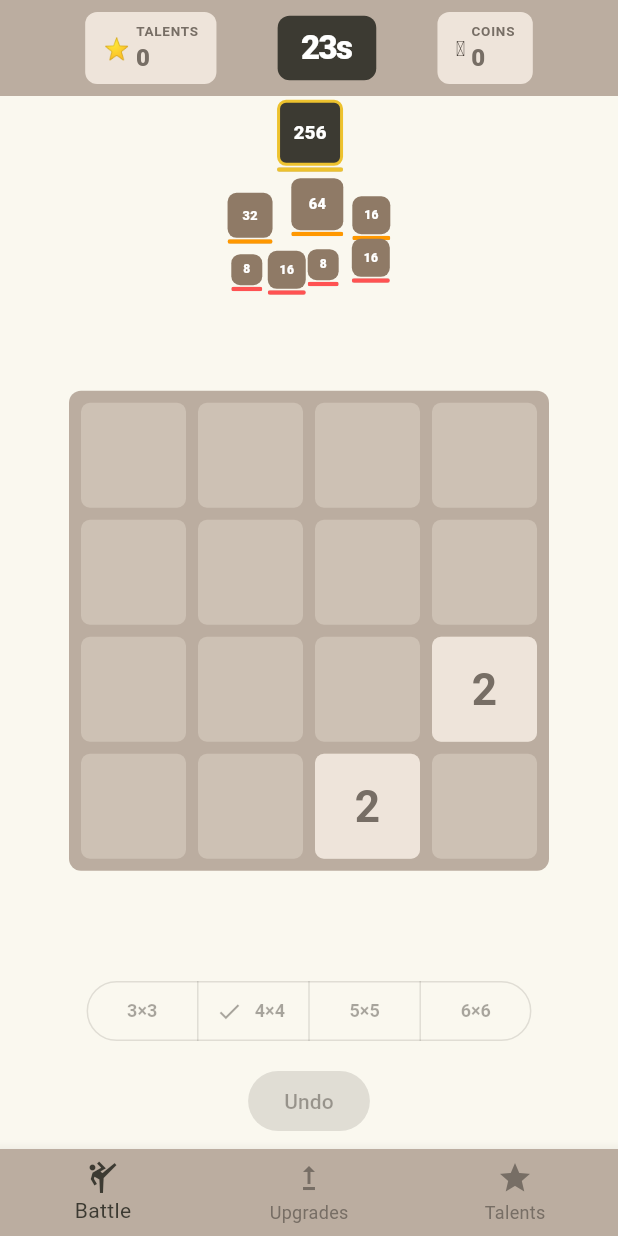
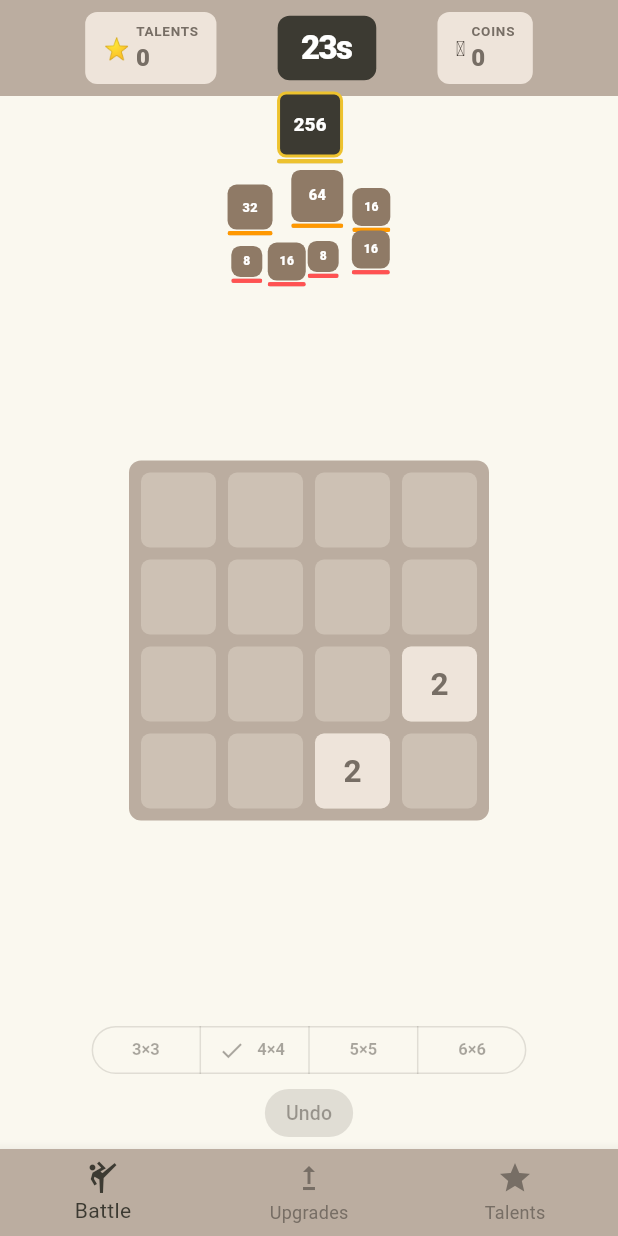
Before and after one commit to paulent1y/test_repo_from_template, a Flutter app: the screen it shows after launch, on a phone screen of 412 x 824 dp. Run offline on Flutter 3.47's test engine with Material 3 defaults, Android fonts, the phone set to English and light mode, and no system bars.

Commit message:
fix: no mid-run spawns, n-1 cap, compact UI, smaller board
Enemies no longer spawn during a run — wave advance removed. Full swarm
visible from start; dead enemies simply disappear. Enemy n capped at
bossN-1 so no enemy ever equals or exceeds boss strength.

Board clamped 120–240dp (was 160–320dp). Pyramid area 110dp. ControlBar
uses compact density, smaller font, tighter padding. Vertical padding
around controls halved.

Co-Authored-By: Claude Sonnet 4.6 <noreply@anthropic.com>

```diff
--- a/lib/roguelite/enemy_factory.dart
+++ b/lib/roguelite/enemy_factory.dart
@@ -7,36 +7,30 @@ class EnemyFactory {
   static int _idCounter = 0;
   static int _newId() => ++_idCounter;
 
-  static List<Enemy> initialPyramid(Random rng) {
+  static List<Enemy> initialPyramid(Random rng, {required int bossMaxHp}) {
+    final bossN = (log(bossMaxHp.toDouble()) / log(2)).round(); // 8 for 256
+    final maxEnemyN = (bossN - 1).clamp(2, 99);
+
     final enemies = <Enemy>[];
-    // Front row (pyramidRow=2): 4 enemies, n in [2,4]
+    // Front row (pyramidRow=2): 4 enemies, n in [2, min(4, maxEnemyN)]
     for (var col = 0; col < 4; col++) {
-      final n = 2 + rng.nextInt(3); // 2,3,4
+      final n = (2 + rng.nextInt(3)).clamp(2, maxEnemyN); // 2,3,4 capped
       enemies.add(_make(rng, n: n, isBoss: false, row: 2, col: col));
     }
-    // Mid row (pyramidRow=1): 3 enemies, n in [4,6]
+    // Mid row (pyramidRow=1): 3 enemies, n in [4, min(6, maxEnemyN)]
     for (var col = 0; col < 3; col++) {
-      final n = 4 + rng.nextInt(3); // 4,5,6
+      final base = 4.clamp(2, maxEnemyN);
+      final spread = (min(6, maxEnemyN) - base).clamp(0, 99);
+      final n = base + (spread > 0 ? rng.nextInt(spread + 1) : 0);
       enemies.add(_make(rng, n: n, isBoss: false, row: 1, col: col));
     }
     // Boss (pyramidRow=0)
-    enemies.add(_make(rng, n: 8, isBoss: true, row: 0, col: 0));
-    return enemies;
-  }
-
-  static List<Enemy> spawnBackRow(Random rng, int difficulty) {
-    final enemies = <Enemy>[];
-    // New back row at pyramidRow=1 (mid), 3 enemies, difficulty bumps n range
-    final base = 4 + difficulty.clamp(0, 4);
-    for (var col = 0; col < 3; col++) {
-      final n = base + rng.nextInt(3);
-      enemies.add(_make(rng, n: n, isBoss: false, row: 1, col: col));
-    }
+    enemies.add(_make(rng, n: bossN, isBoss: true, row: 0, col: 0));
     return enemies;
   }
 
   static Enemy spawnBoss(Random rng, int bossMaxHp) {
-    final n = (log(bossMaxHp) / log(2)).round();
+    final n = (log(bossMaxHp.toDouble()) / log(2)).round();
     return Enemy(
       id: _newId(),
       hp: bossMaxHp,
--- a/lib/roguelite/enemy_pyramid_widget.dart
+++ b/lib/roguelite/enemy_pyramid_widget.dart
@@ -23,7 +23,7 @@ class EnemyPyramidWidget extends StatelessWidget {
     final front = alive.where((e) => !e.isBoss && e.pyramidRow == 2).toList();
 
     return SizedBox(
-      height: 135,
+      height: 110,
       child: Column(
         mainAxisAlignment: MainAxisAlignment.center,
         children: [
--- a/lib/roguelite/roguelite_screen.dart
+++ b/lib/roguelite/roguelite_screen.dart
@@ -248,7 +248,7 @@ class _BattleView extends StatelessWidget {
                   child: LayoutBuilder(
                     builder: (context, box) {
                       final boardSize =
-                          min(box.maxWidth, box.maxHeight).clamp(160.0, 320.0);
+                          min(box.maxWidth, box.maxHeight).clamp(120.0, 240.0);
                       onBoardSized(boardSize);
                       return SizedBox(
                         key: boardKey,
@@ -265,7 +265,7 @@ class _BattleView extends StatelessWidget {
               ),
             ),
             Padding(
-              padding: const EdgeInsets.symmetric(vertical: 8),
+              padding: const EdgeInsets.symmetric(vertical: 4),
               child: ControlBar(
                 gridSize: ctrl.gridSize,
                 canUndo: ctrl.canUndo && rs.isRunning,
--- a/lib/ui/control_bar.dart
+++ b/lib/ui/control_bar.dart
@@ -21,6 +21,7 @@ class ControlBar extends StatelessWidget {
   @override
   Widget build(BuildContext context) {
     return Column(
+      mainAxisSize: MainAxisSize.min,
       children: [
         SegmentedButton<int>(
           segments: const [
@@ -33,12 +34,17 @@ class ControlBar extends StatelessWidget {
           onSelectionChanged:
               gridSizeEnabled ? (s) => onSizeChanged(s.first) : null,
           style: ButtonStyle(
+            visualDensity: VisualDensity.compact,
+            tapTargetSize: MaterialTapTargetSize.shrinkWrap,
             textStyle: WidgetStateProperty.all(
-              const TextStyle(fontWeight: FontWeight.w600, fontSize: 12),
+              const TextStyle(fontWeight: FontWeight.w600, fontSize: 11),
+            ),
+            padding: WidgetStateProperty.all(
+              const EdgeInsets.symmetric(horizontal: 6, vertical: 0),
             ),
           ),
         ),
-        const SizedBox(height: 12),
+        const SizedBox(height: 6),
         Row(
           mainAxisAlignment: MainAxisAlignment.center,
           children: [
@@ -47,14 +53,20 @@ class ControlBar extends StatelessWidget {
                 onPressed: () => onNewGame!(gridSize),
                 style: FilledButton.styleFrom(
                   backgroundColor: const Color(0xFF8F7A66),
+                  visualDensity: VisualDensity.compact,
+                  padding: const EdgeInsets.symmetric(horizontal: 14, vertical: 6),
                 ),
-                child: const Text('New Game'),
+                child: const Text('New Game', style: TextStyle(fontSize: 13)),
               ),
-              const SizedBox(width: 12),
+              const SizedBox(width: 10),
             ],
             FilledButton.tonal(
               onPressed: canUndo ? onUndo : null,
-              child: const Text('Undo'),
+              style: FilledButton.styleFrom(
+                visualDensity: VisualDensity.compact,
+                padding: const EdgeInsets.symmetric(horizontal: 14, vertical: 6),
+              ),
+              child: const Text('Undo', style: TextStyle(fontSize: 13)),
             ),
           ],
         ),
--- a/pubspec.yaml
+++ b/pubspec.yaml
@@ -16,7 +16,7 @@ publish_to: 'none' # Remove this line if you wish to publish to pub.dev
 # https://developer.apple.com/library/archive/documentation/General/Reference/InfoPlistKeyReference/Articles/CoreFoundationKeys.html
 # In Windows, build-name is used as the major, minor, and patch parts
 # of the product and file versions while build-number is used as the build suffix.
-version: 1.0.2+3
+version: 1.0.3+4
 
 environment:
   sdk: ^3.11.5
```
Also changed, not shown: lib/roguelite/roguelite_controller.dart (+1 -15 lines).
